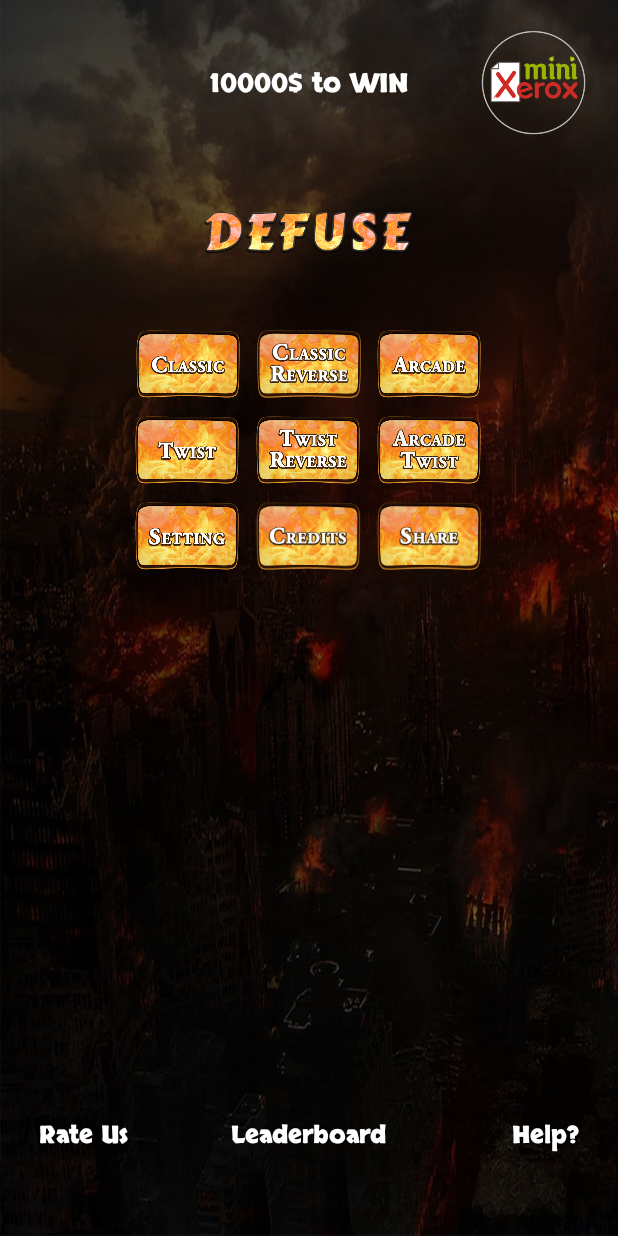
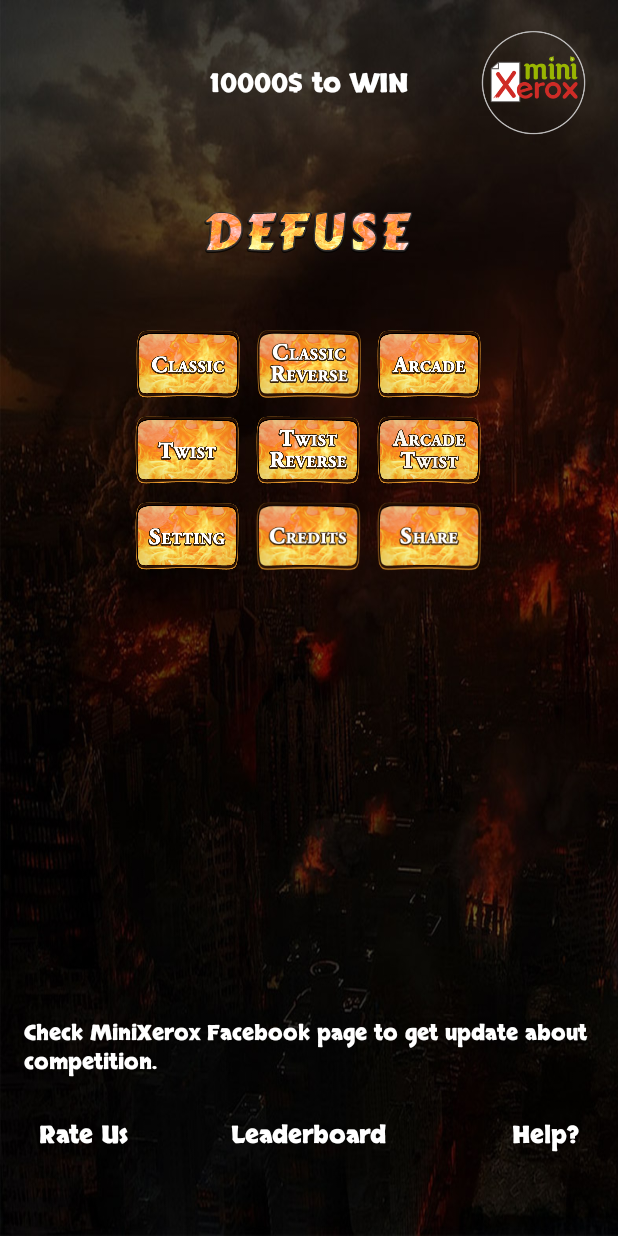
Before and after one commit to jacklalsharma/DefuseLive, an Android app: the screen it shows after launch (HomeActivity), on a phone screen of 412 x 824 dp. Run offline under Robolectric (Android 15) with nearby library versions, the phone set to English and light mode, and no system bars; our stand-ins replace AdMob, Firebase (no records; nobody signed in at launch, a user with empty details on screens opened directly); libraries missing offline, so code that uses them is left out: com.facebook, com.facebook.share; 3 statements that could not run were skipped.

```diff
--- a/app/src/main/java/com/app/defuse/AppSharedPreference/NumberGamePreferences.java
+++ b/app/src/main/java/com/app/defuse/AppSharedPreference/NumberGamePreferences.java
@@ -173,7 +173,7 @@ public class NumberGamePreferences {
 	}
 
 	public void setHighScoreTwistClassic(long highScoreTwistClassic) {
-		prefEditor.putLong(highScoreReverseKey, highScoreTwistClassic);
+		prefEditor.putLong(highScoreTwistClassicKey, highScoreTwistClassic);
 		prefEditor.commit();
 	}
 
@@ -182,7 +182,7 @@ public class NumberGamePreferences {
 	}
 
 	public void setHighScoreTwistReverse(long highScoreTwistReverse) {
-		prefEditor.putLong(highScoreReverseKey, highScoreTwistReverse);
+		prefEditor.putLong(highScoreTwistReverseKey, highScoreTwistReverse);
 		prefEditor.commit();
 	}
 
--- a/app/src/main/java/com/app/defuse/helpers/CustomDialog.java
+++ b/app/src/main/java/com/app/defuse/helpers/CustomDialog.java
@@ -332,7 +332,7 @@ public class CustomDialog extends DialogFragment implements
                 if(mDialog != null){
                     mDialog.dismiss();
                 }
-                showLeaderBoard(03);
+                showLeaderBoard(3);
             }
         });
         new Dialog(getActivity(), android.R.style.Theme_Light_NoTitleBar_Fullscreen);
--- a/app/src/main/res/layout/fragment_home.xml
+++ b/app/src/main/res/layout/fragment_home.xml
@@ -137,6 +137,17 @@
         android:layout_height="0dp"
         android:layout_weight="1" >
 
+        <com.app.defuse.views.MyTextView
+            android:textColor="@android:color/white"
+            android:layout_marginTop="15dp"
+            android:layout_gravity="bottom|center_horizontal"
+            android:gravity="start"
+            android:layout_marginBottom="60dp"
+            android:textAlignment="center"
+            android:text="Check MiniXerox Facebook page to get update about competition."
+            android:layout_width="wrap_content"
+            android:layout_height="wrap_content" />
+
         <TextView
             android:id="@+id/lbl_rate_us"
             android:layout_width="wrap_content"
```
